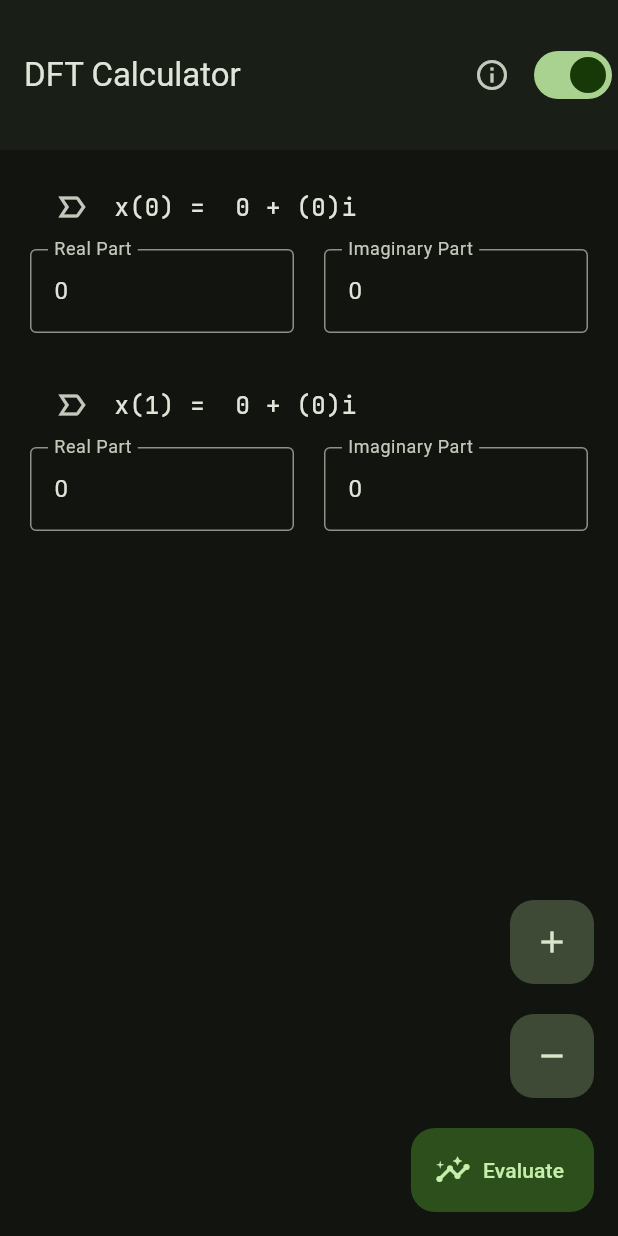
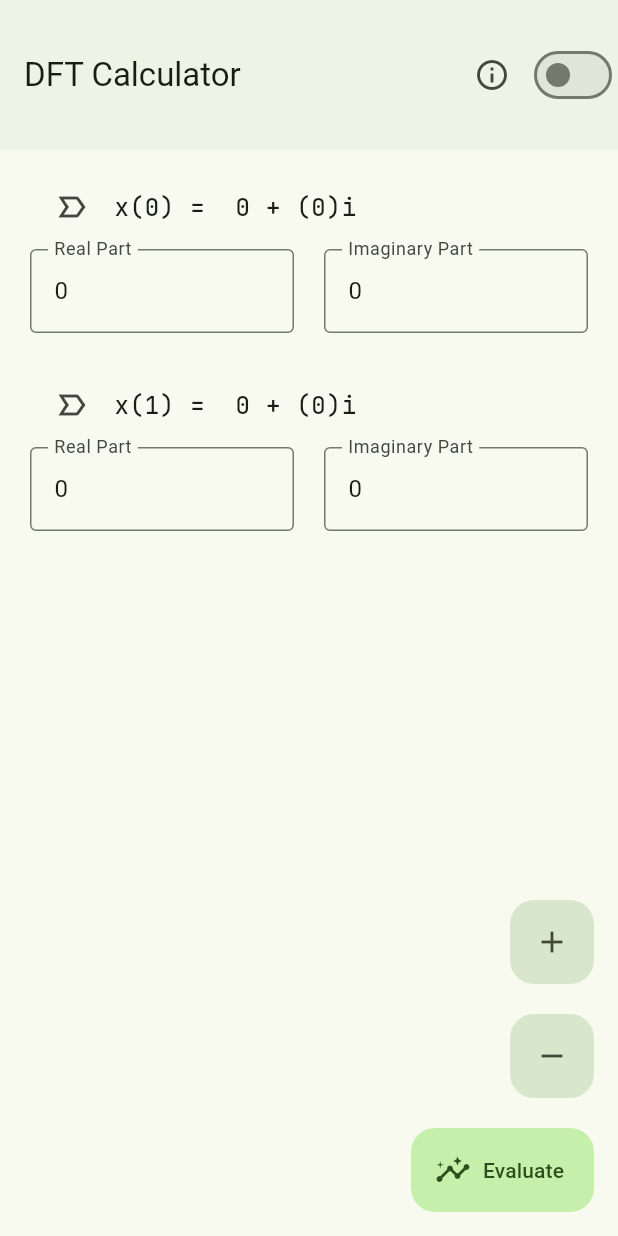
Before and after one commit to Az-21/dft, a Flutter app: the screen it shows after launch, after a tap on the "add" icon, on a phone screen of 412 x 824 dp. Run offline on Flutter 3.47's test engine with Material 2 defaults, Android fonts, the phone set to English and light mode, and no system bars; drawn by our look-alikes of dynamic_color, flutter_animate; our stand-ins replace easy_dynamic_theme, go_router, syncfusion_flutter_charts; missing offline and left inert: complex.

Commit message:
Refactor `ThemeService` using `easy_dynamic_theme`
Also, completely removed GetX and its dependencies.

```diff
--- a/lib/main.dart
+++ b/lib/main.dart
@@ -1,14 +1,15 @@
 import 'package:dft/routes.dart';
-import 'package:dft/src/home.dart';
-import 'package:dft/theme/theme_service.dart';
 import 'package:dynamic_color/dynamic_color.dart';
+import 'package:easy_dynamic_theme/easy_dynamic_theme.dart';
 import 'package:flutter/material.dart';
-import 'package:get_storage/get_storage.dart';
-import 'package:go_router/go_router.dart';
 
 void main() async {
-  await GetStorage.init();
-  runApp(const MyApp());
+  WidgetsFlutterBinding.ensureInitialized(); // Flutter black magic. Wasted three hours on this.
+  runApp(
+    EasyDynamicThemeWidget(
+      child: const MyApp(),
+    ),
+  );
 }
 
 const _fallbackGreen = Color(0xFF386A20);
@@ -42,47 +43,10 @@ class MyApp extends StatelessWidget {
           title: 'DFT Calculator',
           theme: ThemeData(colorScheme: lightColorScheme, useMaterial3: true),
           darkTheme: ThemeData(colorScheme: darkColorScheme, useMaterial3: true),
-          themeMode: ThemeService().getThemeMode(),
+          themeMode: EasyDynamicTheme.of(context).themeMode,
           routerConfig: router,
         );
       },
     );
   }
 }
-
-class Root extends StatefulWidget {
-  const Root({super.key});
-
-  @override
-  State createState() => _RootState();
-}
-
-class _RootState extends State<Root> {
-  bool value = ThemeService().isSavedDarkMode();
-
-  @override
-  Widget build(BuildContext context) {
-    return Scaffold(
-      appBar: AppBar(
-        toolbarHeight: 100,
-        elevation: 1,
-        title: const Text('DFT Calculator'),
-        actions: [
-          IconButton(
-            icon: const Icon(Icons.info_outline),
-            onPressed: () => context.go("/about"),
-            iconSize: 24,
-          ),
-          Switch(
-            value: value,
-            onChanged: (value) => setState(() {
-              this.value = value;
-              ThemeService().changeThemeMode(value);
-            }),
-          ),
-        ],
-      ),
-      body: const HomeScreen(),
-    );
-  }
-}
--- a/lib/routes.dart
+++ b/lib/routes.dart
@@ -1,11 +1,11 @@
+import 'package:dft/src/home.dart';
 import 'package:flutter/material.dart';
 import 'package:go_router/go_router.dart';
-import 'package:dft/main.dart';
 import 'package:dft/src/about.dart';
 import 'package:dft/src/results.dart';
 
 final router = GoRouter(routes: [
-  GoRoute(path: "/", builder: (context, state) => const Root(), routes: [
+  GoRoute(path: "/", builder: (context, state) => const HomeScreen(), routes: [
     GoRoute(
       path: "about",
       builder: (context, state) => const AboutPage(),
--- a/lib/src/home.dart
+++ b/lib/src/home.dart
@@ -1,4 +1,5 @@
 import 'package:dft/src/functions.dart';
+import 'package:easy_dynamic_theme/easy_dynamic_theme.dart';
 import 'package:flutter/material.dart';
 import 'package:flutter/services.dart';
 import 'package:flutter_animate/flutter_animate.dart';
@@ -70,6 +71,19 @@ class _HomeScreenState extends State<HomeScreen> {
   Widget build(BuildContext context) {
     final m3 = Theme.of(context).colorScheme;
     return Scaffold(
+      appBar: AppBar(
+        toolbarHeight: 100,
+        elevation: 1,
+        title: const Text('DFT Calculator'),
+        actions: [
+          IconButton(
+            icon: const Icon(Icons.info_outline),
+            onPressed: () => context.go("/about"),
+            iconSize: 24,
+          ),
+          EasyDynamicThemeSwitch(),
+        ],
+      ),
       // Add and remove FAB
       floatingActionButton: Column(
         mainAxisAlignment: MainAxisAlignment.end,
--- a/lib/theme/theme_service.dart
+++ /dev/null
@@ -1,33 +0,0 @@
-// * Service to keep track of user's theme preference
-
-import 'package:flutter/material.dart';
-import 'package:get_storage/get_storage.dart';
-
-class ThemeService {
-  final _getStorage = GetStorage();
-
-  void changeThemeMode(bool value) {
-    // value from switch
-    if (value) {
-      Get.changeThemeMode(ThemeMode.dark);
-      saveThemeMode(true);
-    } else {
-      Get.changeThemeMode(ThemeMode.light);
-      saveThemeMode(false);
-    }
-    // Get.changeThemeMode(isSavedDarkMode() ? ThemeMode.dark : ThemeMode.light);
-    // saveThemeMode(!isSavedDarkMode());
-  }
-
-  ThemeMode getThemeMode() {
-    return isSavedDarkMode() ? ThemeMode.dark : ThemeMode.light;
-  }
-
-  bool isSavedDarkMode() {
-    return _getStorage.read('isDarkMode') ?? true;
-  }
-
-  void saveThemeMode(bool isDarkMode) {
-    _getStorage.write('isDarkMode', isDarkMode);
-  }
-}
--- a/pubspec.yaml
+++ b/pubspec.yaml
@@ -11,8 +11,7 @@ dependencies:
   flutter:
     sdk: flutter
 
-  get: ^4.1.1
-  get_storage: ^2.0.1
+  easy_dynamic_theme: ^2.2.0
   complex: ^0.7.2
   syncfusion_flutter_charts: ^21.2.4
   url_launcher: ^6.1.11
```
Also changed, not shown: lib/theme/theme.dart (deleted, +0 -19 lines), pubspec.lock.
